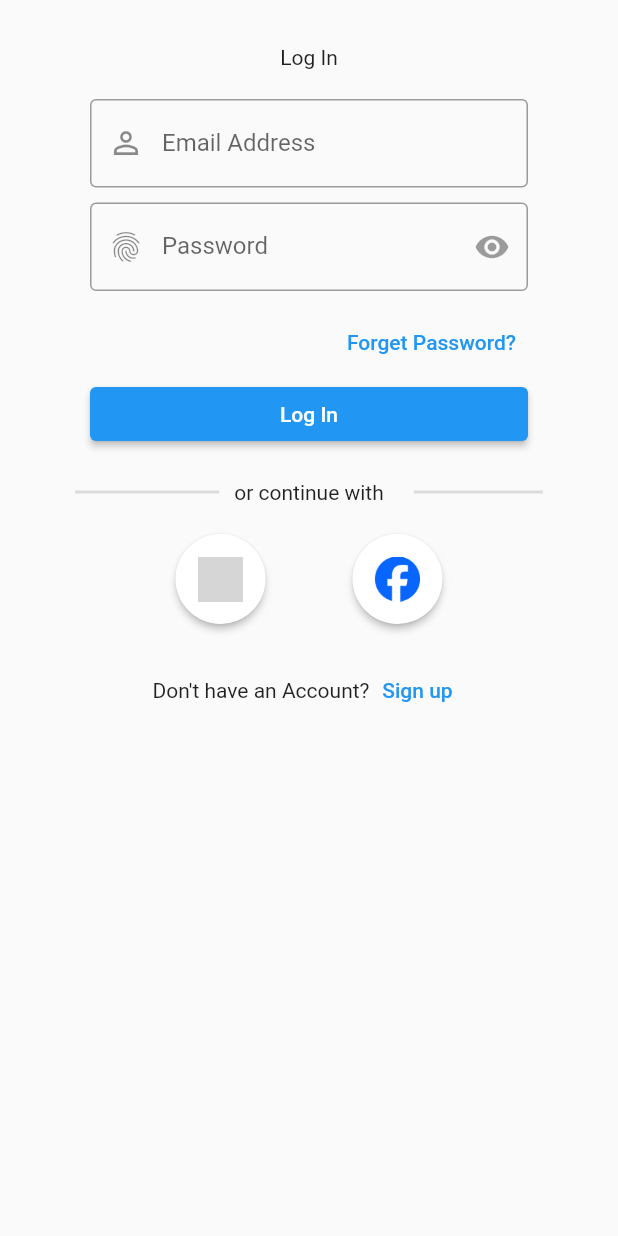
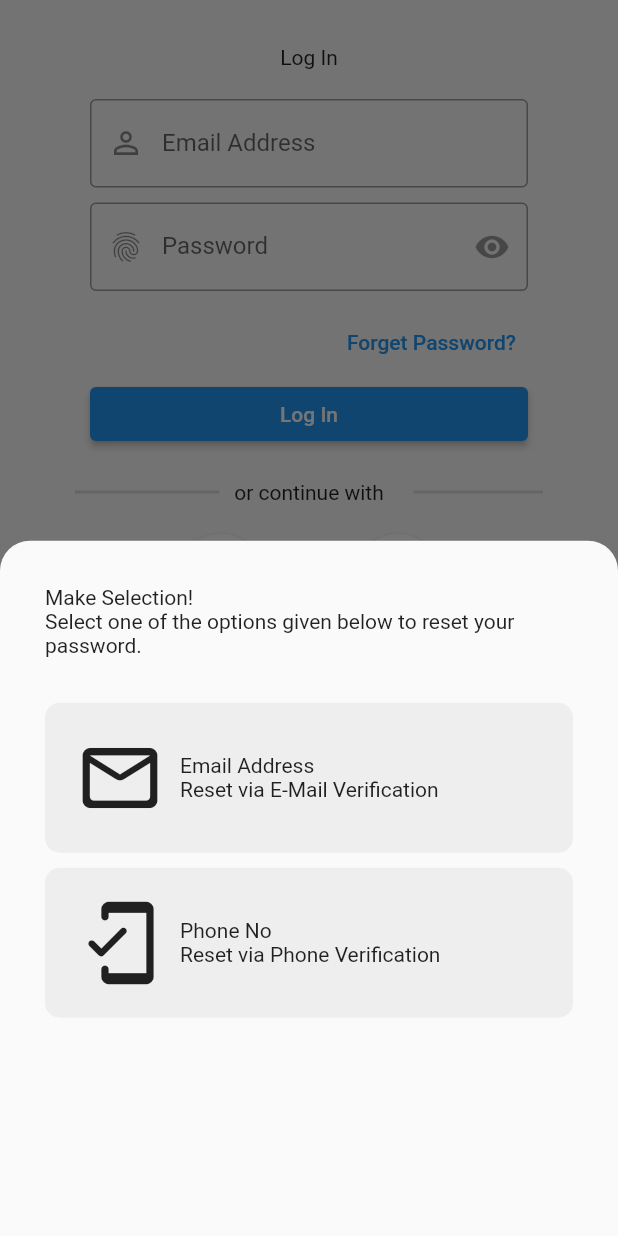
Before and after one commit to YaraHorany/Login-App, a Flutter app: the LoginScreen screen opened directly, after a tap on "Forget Password?", on a phone screen of 412 x 824 dp. Run offline on Flutter 3.47's test engine with Material 2 defaults, Android fonts, the phone set to English and light mode, and no system bars; our stand-ins replace get; grey boxes are pictures that could not be loaded.

Commit message:
Initial forget password screen

```diff
--- /dev/null
+++ b/lib/src/features/authentication/screens/forget_password/forget_password_options/forget_password_btn_widget.dart
@@ -0,0 +1,45 @@
+import 'package:flutter/material.dart';
+
+class ForgetPasswordBtnWidget extends StatelessWidget {
+  final IconData btnIcon;
+  final VoidCallback onTap;
+  final String title, subTitle;
+
+  const ForgetPasswordBtnWidget({
+    super.key,
+    required this.btnIcon,
+    required this.onTap,
+    required this.title,
+    required this.subTitle,
+  });
+
+  @override
+  Widget build(BuildContext context) {
+    return GestureDetector(
+      onTap: onTap,
+      child: Container(
+        padding: const EdgeInsets.all(20.0),
+        decoration: BoxDecoration(
+          borderRadius: BorderRadius.circular(10.0),
+          color: Colors.grey.shade200,
+        ),
+        child: Row(
+          children: [
+            Icon(
+              btnIcon,
+              size: 60.0,
+            ),
+            const SizedBox(width: 10.0),
+            Column(
+              crossAxisAlignment: CrossAxisAlignment.start,
+              children: [
+                Text(title),
+                Text(subTitle),
+              ],
+            ),
+          ],
+        ),
+      ),
+    );
+  }
+}
--- /dev/null
+++ b/lib/src/features/authentication/screens/forget_password/forget_password_options/forget_password_model_bottom_sheet.dart
@@ -0,0 +1,50 @@
+import 'package:flutter/material.dart';
+import 'package:login_app/src/features/authentication/screens/forget_password/forget_password_mail/forget_password_mail.dart';
+import '../forget_password_phone/forget_password_phone.dart';
+import 'forget_password_btn_widget.dart';
+import 'package:get/get.dart';
+
+class ForgetPasswordScreen {
+  static Future<dynamic> buildShowModalBottomSheet(BuildContext context) {
+    return showModalBottomSheet(
+      shape: const RoundedRectangleBorder(
+        borderRadius: BorderRadius.only(
+          topRight: Radius.circular(20.0),
+          topLeft: Radius.circular(20.0),
+        ),
+      ),
+      context: context,
+      builder: (context) => Container(
+        padding: const EdgeInsets.all(30.0),
+        child: Column(
+          crossAxisAlignment: CrossAxisAlignment.start,
+          children: [
+            const Text("Make Selection!"),
+            const Text(
+                "Select one of the options given below to reset your password."),
+            const SizedBox(height: 30.0),
+            ForgetPasswordBtnWidget(
+              btnIcon: Icons.mail_outline_rounded,
+              title: 'Email Address',
+              subTitle: 'Reset via E-Mail Verification',
+              onTap: () {
+                Navigator.pop(context);
+                Get.to(const ForgetPasswordMailScreen());
+              },
+            ),
+            const SizedBox(height: 10.0),
+            ForgetPasswordBtnWidget(
+              btnIcon: Icons.mobile_friendly_rounded,
+              title: 'Phone No',
+              subTitle: 'Reset via Phone Verification',
+              onTap: () {
+                Navigator.pop(context);
+                Get.to(const ForgetPasswordPhoneScreen());
+              },
+            ),
+          ],
+        ),
+      ),
+    );
+  }
+}
--- a/lib/src/features/authentication/screens/login/login_form_widget.dart
+++ b/lib/src/features/authentication/screens/login/login_form_widget.dart
@@ -1,9 +1,8 @@
 import 'package:flutter/material.dart';
+import '../forget_password/forget_password_options/forget_password_model_bottom_sheet.dart';
 
 class LoginForm extends StatelessWidget {
-  const LoginForm({
-    super.key,
-  });
+  const LoginForm({super.key});
 
   @override
   Widget build(BuildContext context) {
@@ -34,12 +33,18 @@ class LoginForm extends StatelessWidget {
             ),
           ),
           const SizedBox(height: 10),
+
+          // Forget password button
           TextButton(
-            onPressed: () {},
+            onPressed: () {
+              ForgetPasswordScreen.buildShowModalBottomSheet(context);
+            },
             child: const Align(
                 alignment: Alignment.centerRight,
                 child: Text("Forget Password?")),
           ),
+
+          // Login button
           SizedBox(
             width: double.infinity,
             child: ElevatedButton(
```
Also changed, not shown: lib/main.dart (+5 -2 lines), lib/src/features/authentication/screens/forget_password/forget_password_mail/forget_password_mail.dart (added, +70 -0 lines), lib/src/features/authentication/screens/forget_password/forget_password_phone/forget_password_phone.dart (added, +70 -0 lines).
